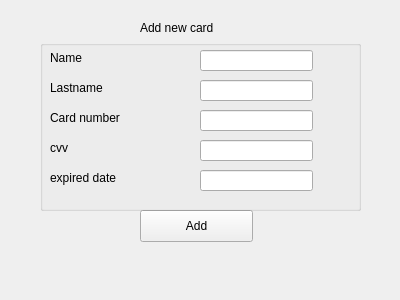
First picture: the form in ATM/addcardform.ui, repository yarchiT/ATM_banking, before the edit.
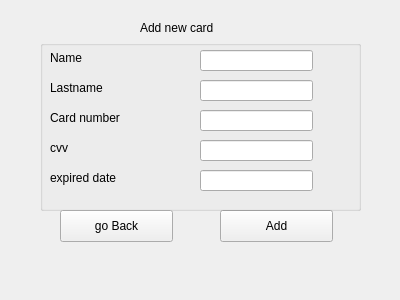
Second picture: the form after the edit.

The edit to the form file:
```diff
--- a/ATM/addcardform.ui
+++ b/ATM/addcardform.ui
@@ -16,7 +16,7 @@
   <widget class="QPushButton" name="pushButton">
    <property name="geometry">
     <rect>
-     <x>140</x>
+     <x>220</x>
      <y>210</y>
      <width>113</width>
      <height>32</height>
@@ -182,6 +182,19 @@
     </property>
    </widget>
   </widget>
+  <widget class="QPushButton" name="goBack">
+   <property name="geometry">
+    <rect>
+     <x>60</x>
+     <y>210</y>
+     <width>113</width>
+     <height>32</height>
+    </rect>
+   </property>
+   <property name="text">
+    <string>go Back</string>
+   </property>
+  </widget>
  </widget>
  <resources/>
  <connections/>
```
Left out of the diff: 2 changed lines with no effect on the pictures.
